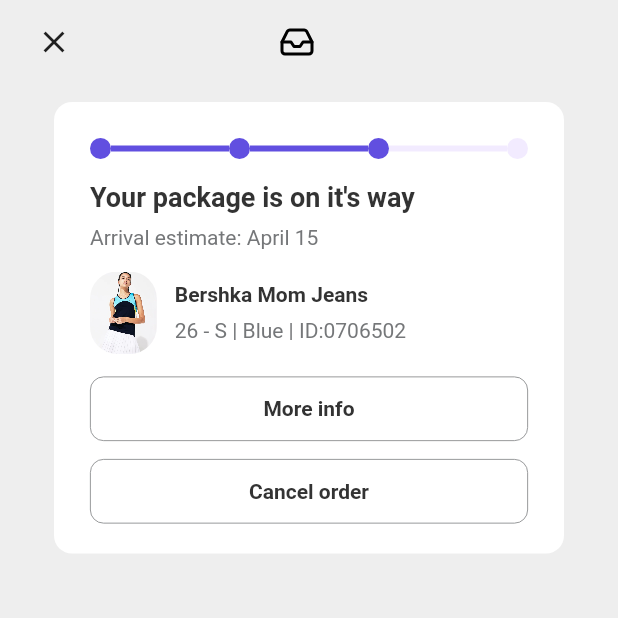
After one commit to CamenRyder/Ecommerce_UI, a Flutter app: the CartTrackingScreen screen opened by its route, on a phone screen of 412 x 824 dp, the top half of it. The commit adds this screen. Run offline on Flutter 3.47's test engine with Material 3 defaults, Android fonts, the phone set to English and light mode, and no system bars; our stand-ins replace cached_network_image, flutter_screenutil, flutter_spinkit, flutter_svg, get, glass; missing offline and left inert: hidable, scrolls_to_top.

Commit message:
build proposal cart tracking UI

```diff
--- a/ecommerce_brand/lib/core/routes/pages.dart
+++ b/ecommerce_brand/lib/core/routes/pages.dart
@@ -1,4 +1,5 @@
 import 'package:ecommerce_brand/core/routes/routes.dart';
+import 'package:ecommerce_brand/screens/cart%20tracking/screens/cart_tracking_screen.dart';
 import 'package:ecommerce_brand/screens/edit%20tabs/screens/edit_tabs_screen.dart';
 import 'package:ecommerce_brand/screens/focus%20product/screen/focus_product_screen.dart';
 import 'package:ecommerce_brand/screens/home/screens/home_screen.dart';
@@ -15,9 +16,15 @@ abstract class AppPages {
       name: Routes.editTabs,
       page: () => const EditTabsScreen(),
     ),
-      GetPage(
+    GetPage(
       name: Routes.focusProduct,
-      page: () => FocusProductScreen(items: Get.arguments,),
+      page: () => FocusProductScreen(
+        items: Get.arguments,
+      ),
+    ),
+    GetPage(
+      name: Routes.cartTracking,
+      page: () => const CartTrackingScreen(),
     ),
   ];
 }
--- a/ecommerce_brand/lib/core/routes/routes.dart
+++ b/ecommerce_brand/lib/core/routes/routes.dart
@@ -4,4 +4,5 @@ abstract class Routes {
   static const home = '/home';
   static const editTabs = '/edit_tabs';
   static const focusProduct = '/focusProduct';
+  static const cartTracking = '/cartTracking';
 }
--- a/ecommerce_brand/lib/core/utils/theme/colors.dart
+++ b/ecommerce_brand/lib/core/utils/theme/colors.dart
@@ -5,6 +5,7 @@ class AppColors {
   static const primaryDecoration = Color.fromARGB(81, 215, 192, 255);
 
   static const backgroundWhite = Color(0xffFFFFFF);
+  static const backgroundWhiteBlur = Color.fromARGB(255, 238, 238, 238);
   static const backgroundPrimary = Color.fromARGB(255, 130, 30, 155);
   static const background = Color(0xffFFFFFF);
   static const textGrey = Color(0xFF757779);
--- a/ecommerce_brand/lib/core/utils/theme/styles.dart
+++ b/ecommerce_brand/lib/core/utils/theme/styles.dart
@@ -8,6 +8,12 @@ class AppStyles {
   static const paddingScreen = EdgeInsets.symmetric(
       horizontal: Constant.paddingHorizontal,
       vertical: Constant.paddingVertical);
+  static const paddingSquare = EdgeInsets.only(
+      left: Constant.paddingHorizontal,
+      right: Constant.paddingHorizontal,
+      bottom: Constant.paddingVertical,
+      top: Constant.paddingHorizontal,
+      );
   static const inputStyle = InputDecoration(
     filled: true,
     fillColor: AppColors.backgroundPrimary,
--- /dev/null
+++ b/ecommerce_brand/lib/core/utils/widgets/divider_stepper_custom.dart
@@ -0,0 +1,56 @@
+import 'package:ecommerce_brand/core/utils/theme/colors.dart';
+import 'package:flutter/material.dart';
+
+class DividerSteppeCustomize extends StatelessWidget {
+  const DividerSteppeCustomize({super.key});
+
+  @override
+  Widget build(BuildContext context) {
+    return Row(
+      children: [
+        Container(
+          height: 14,
+          width: 14,
+          decoration: const BoxDecoration(
+              shape: BoxShape.circle, color: AppColors.primary),
+        ),
+        Expanded(
+          child: Container(
+            height: 4,
+            color: AppColors.primary,
+          ),
+        ),
+        Container(
+          height: 14,
+          width: 14,
+          decoration: const BoxDecoration(
+              shape: BoxShape.circle, color: AppColors.primary),
+        ),
+        Expanded(
+          child: Container(
+            height: 4,
+            color: AppColors.primary,
+          ),
+        ),
+        Container(
+          height: 14,
+          width: 14,
+          decoration: const BoxDecoration(
+              shape: BoxShape.circle, color: AppColors.primary),
+        ),
+        Expanded(
+          child: Container(
+            height: 4,
+            color: AppColors.primaryDecoration,
+          ),
+        ),
+        Container(
+          height: 14,
+          width: 14,
+          decoration: const BoxDecoration(
+              shape: BoxShape.circle, color: AppColors.primaryDecoration),
+        ),
+      ],
+    );
+  }
+}
--- /dev/null
+++ b/ecommerce_brand/lib/screens/cart tracking/screens/cart_tracking_screen.dart
@@ -0,0 +1,56 @@
+import 'package:ecommerce_brand/core/utils/constant/string_utils.dart';
+import 'package:ecommerce_brand/core/utils/theme/assets.gen.dart';
+import 'package:ecommerce_brand/core/utils/theme/colors.dart';
+import 'package:ecommerce_brand/core/utils/theme/styles.dart';
+import 'package:ecommerce_brand/core/utils/theme/typograhpy.dart';
+import 'package:ecommerce_brand/core/utils/widgets/divider_stepper_custom.dart';
+import 'package:ecommerce_brand/screens/cart%20tracking/widgets/info_current_package_widget.dart';
+import 'package:flutter/material.dart';
+import 'package:get/get.dart';
+
+class CartTrackingScreen extends StatefulWidget {
+  const CartTrackingScreen({super.key});
+
+  @override
+  State<StatefulWidget> createState() {
+    return _CartTrackingScreen();
+  }
+}
+
+class _CartTrackingScreen extends State<CartTrackingScreen> {
+  @override
+  Widget build(BuildContext context) {
+    return Scaffold(
+      backgroundColor: AppColors.backgroundWhiteBlur,
+      body: SafeArea(
+          child: Container(
+        padding: const EdgeInsets.symmetric(
+            horizontal: Constant.paddingHorizontal,
+            vertical: Constant.paddingVertical),
+        child: Column(
+          children: [
+            Row(
+              children: [
+                GestureDetector(
+                  onTap: () {
+                    Get.back();
+                  },
+                  child: const Icon(Icons.close),
+                ),
+                Expanded(child: Container()),
+                Assets.iconsIcFile.svg(color: Colors.black),
+                Expanded(child: Container()),
+                SizedBox(
+                  height: 40,
+                  width: 40,
+                  child: Container(),
+                )
+              ],
+            ),
+            const InfoCurrentPackageWidget(),
+          ],
+        ),
+      )),
+    );
+  }
+}
--- /dev/null
+++ b/ecommerce_brand/lib/screens/cart tracking/widgets/info_current_package_widget.dart
@@ -0,0 +1,100 @@
+import 'package:ecommerce_brand/core/utils/theme/assets.gen.dart';
+import 'package:ecommerce_brand/core/utils/theme/colors.dart';
+import 'package:ecommerce_brand/core/utils/theme/styles.dart';
+import 'package:ecommerce_brand/core/utils/theme/typograhpy.dart';
+import 'package:ecommerce_brand/core/utils/widgets/divider_stepper_custom.dart';
+import 'package:flutter/material.dart';
+
+class InfoCurrentPackageWidget extends StatelessWidget {
+  const InfoCurrentPackageWidget({super.key});
+
+  @override
+  Widget build(BuildContext context) {
+    return Container(
+      width: double.infinity,
+      margin: const EdgeInsets.only(top: 20, left: 12, right: 12),
+      padding: AppStyles.paddingSquare,
+      decoration: BoxDecoration(
+          color: AppColors.backgroundWhite,
+          borderRadius: BorderRadius.circular(12)),
+      child: Column(
+        mainAxisAlignment: MainAxisAlignment.start,
+        crossAxisAlignment: CrossAxisAlignment.start,
+        children: [
+          const DividerSteppeCustomize(),
+          Container(
+            margin: const EdgeInsets.only(top: 15),
+            child: const Text(
+              "Your package is on it's way",
+              style: AppTypography.header,
+            ),
+          ),
+          Container(
+            margin: const EdgeInsets.only(top: 8),
+            child: const Text(
+              "Arrival estimate: April 15",
+              style: AppTypography.bodyNormal,
+            ),
+          ),
+          Container(
+            margin: const EdgeInsets.symmetric(vertical: 15),
+            child: Row(
+              crossAxisAlignment: CrossAxisAlignment.center,
+              children: [
+                Container(
+                    margin: const EdgeInsets.only(right: 12),
+                    height: 55,
+                    child: ClipRRect(
+                      borderRadius: BorderRadius.circular(18),
+                      child: Assets.imagesMockImage01.image(),
+                    )),
+                Column(
+                  mainAxisAlignment: MainAxisAlignment.start,
+                  crossAxisAlignment: CrossAxisAlignment.start,
+                  children: [
+                    Container(
+                      margin: const EdgeInsets.only(bottom: 8),
+                      child: const Text(
+                        "Bershka Mom Jeans",
+                        style: AppTypography.bodyNormalBold,
+                      ),
+                    ),
+                    const Text(
+                      "26 - S | Blue | ID:0706502",
+                      style: AppTypography.bodyNormal,
+                    ),
+                  ],
+                )
+              ],
+            ),
+          ),
+          Container(
+            padding: const EdgeInsets.symmetric(vertical: 13),
+            decoration: BoxDecoration(
+                borderRadius: BorderRadius.circular(9),
+                border: Border.all(color: AppColors.textGrey, width: 0.5)),
+            child: const Center(
+              child: Text(
+                "More info",
+                style: AppTypography.bodyNormalBold,
+              ),
+            ),
+          ),
+          Container(
+            margin: const EdgeInsets.only(top: 12, bottom: 12),
+            padding: const EdgeInsets.symmetric(vertical: 13),
+            decoration: BoxDecoration(
+                borderRadius: BorderRadius.circular(9),
+                border: Border.all(color: AppColors.textGrey, width: 0.5)),
+            child: const Center(
+              child: Text(
+                "Cancel order",
+                style: AppTypography.bodyNormalBold,
+              ),
+            ),
+          )
+        ],
+      ),
+    );
+  }
+}
--- a/ecommerce_brand/lib/screens/edit tabs/screens/edit_tabs_screen.dart
+++ b/ecommerce_brand/lib/screens/edit tabs/screens/edit_tabs_screen.dart
@@ -1,4 +1,4 @@
-import 'package:ecommerce_brand/core/routes/routes.dart';
+
 import 'package:ecommerce_brand/core/utils/theme/assets.gen.dart';
 import 'package:ecommerce_brand/core/utils/theme/colors.dart';
 import 'package:ecommerce_brand/core/utils/theme/styles.dart';
--- a/ecommerce_brand/lib/screens/home/widgets/app_bar_feed_page.dart
+++ b/ecommerce_brand/lib/screens/home/widgets/app_bar_feed_page.dart
@@ -1,3 +1,4 @@
+import 'package:ecommerce_brand/core/routes/routes.dart';
 import 'package:ecommerce_brand/core/utils/theme/assets.gen.dart';
 import 'package:ecommerce_brand/core/utils/theme/typograhpy.dart';
 import 'package:ecommerce_brand/domain/controller/home_controller.dart';
@@ -23,6 +24,9 @@ class AppBarFeedPage extends StatelessWidget {
           children: [
             GestureDetector(
               child: Assets.iconsIcFile.svg(height: 24, width: 24),
+              onTap: () {
+                Get.toNamed(Routes.cartTracking);
+              },
             ),
             GestureDetector(
               onTap: () {
--- a/ecommerce_brand/pubspec.yaml
+++ b/ecommerce_brand/pubspec.yaml
@@ -27,7 +27,7 @@ dependencies:
   flutter_spinkit: ^5.2.0
   flutter_svg: ^2.0.9
   flutter_reorderable_list: ^1.3.1
-dev_dependencies:
+  dev_dependencies:
   flutter_test:
     sdk: flutter
   build_runner: ^2.4.8
```
